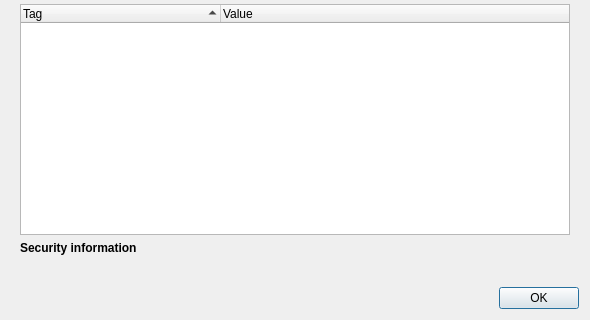
RandyMcMillan/falkon, file src/lib/other/siteinfo.ui: the form before one commit; both pictures show x 0 to 590 and y 172 to 492 of the 590 by 492 pixel window.
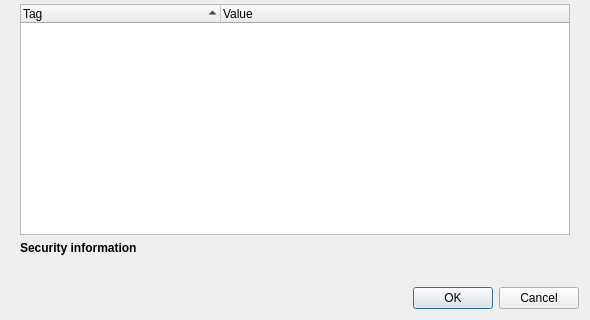
The form after the commit. Custom widgets are drawn as their Qt base class.

Commit message:
Add implementation for SiteInfo Permissions
Done in nasty way which generates a lot of requests to database and
needs to be optimized.

Fixed an error when reading set permission.

Diff of the .ui file:
```diff
--- a/src/lib/other/siteinfo.ui
+++ b/src/lib/other/siteinfo.ui
@@ -20,7 +20,7 @@
       <enum>Qt::Horizontal</enum>
      </property>
      <property name="standardButtons">
-      <set>QDialogButtonBox::Ok</set>
+      <set>QDialogButtonBox::Cancel|QDialogButtonBox::Ok</set>
      </property>
     </widget>
    </item>
```
Left out of the diff: 18 changed lines with no effect on the pictures. The commit also changes 2 other files.
